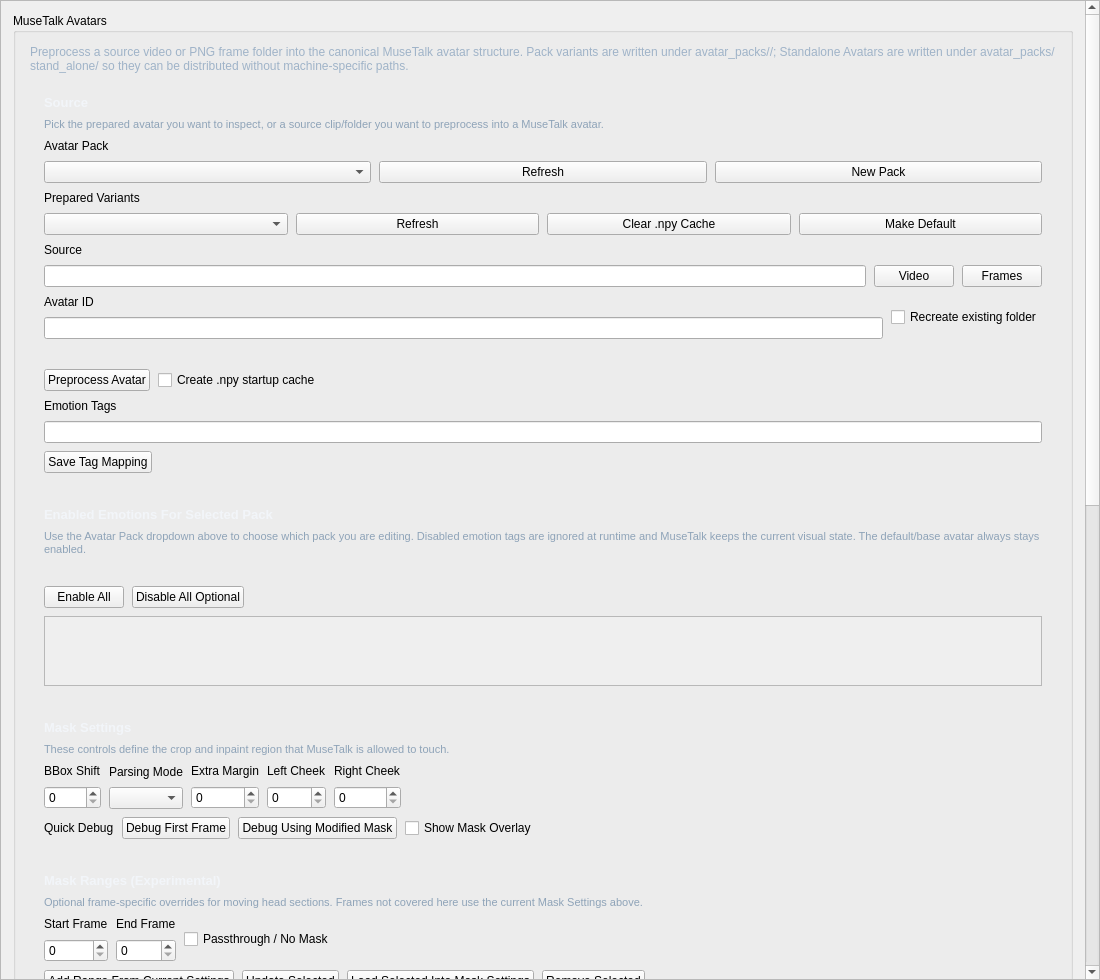
This is addons/musetalk_preprocess/ui/musetalk_preprocess.ui in Rakile/NeuralCompanion as Qt 5 draws it before an edit. The edited form follows.
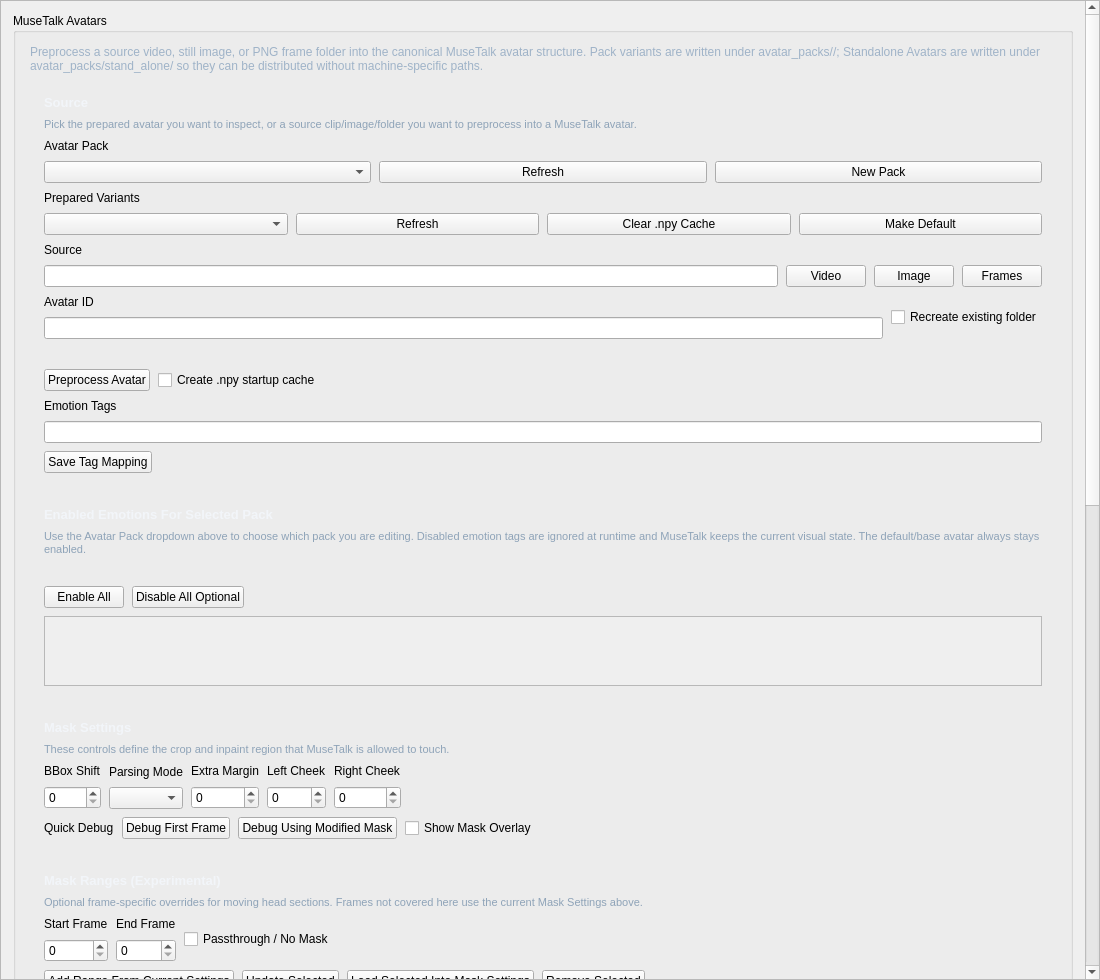
This is the edited form.

Commit message: Support still-image MuseTalk avatars and fix Visual Reply runtime tabs

```diff
--- a/addons/musetalk_preprocess/ui/musetalk_preprocess.ui
+++ b/addons/musetalk_preprocess/ui/musetalk_preprocess.ui
@@ -46,7 +46,7 @@
           <item>
            <widget class="QLabel" name="musetalk_intro_label">
             <property name="styleSheet"><string notr="true">color: #9fb3c8;</string></property>
-            <property name="text"><string>Preprocess a source video or PNG frame folder into the canonical MuseTalk avatar structure. Pack variants are written under avatar_packs/&lt;pack&gt;/&lt;avatar_id&gt;; Standalone Avatars are written under avatar_packs/stand_alone/&lt;avatar_id&gt; so they can be distributed without machine-specific paths.</string></property>
+               <property name="text"><string>Preprocess a source video, still image, or PNG frame folder into the canonical MuseTalk avatar structure. Pack variants are written under avatar_packs/&lt;pack&gt;/&lt;avatar_id&gt;; Standalone Avatars are written under avatar_packs/stand_alone/&lt;avatar_id&gt; so they can be distributed without machine-specific paths.</string></property>
             <property name="wordWrap"><bool>true</bool></property>
            </widget>
           </item>
@@ -68,7 +68,7 @@
              <item>
               <widget class="QLabel" name="musetalk_source_description">
                <property name="styleSheet"><string notr="true">color: #8ea3b8; font-size: 11px;</string></property>
-               <property name="text"><string>Pick the prepared avatar you want to inspect, or a source clip/folder you want to preprocess into a MuseTalk avatar.</string></property>
+               <property name="text"><string>Pick the prepared avatar you want to inspect, or a source clip/image/folder you want to preprocess into a MuseTalk avatar.</string></property>
                <property name="wordWrap"><bool>true</bool></property>
               </widget>
              </item>
@@ -94,6 +94,7 @@
               <layout class="QHBoxLayout" name="musetalk_source_row">
                <item><widget class="QLineEdit" name="musetalk_source_edit"/></item>
                <item><widget class="QPushButton" name="btn_musetalk_source_video"><property name="text"><string>Video</string></property></widget></item>
+               <item><widget class="QPushButton" name="btn_musetalk_source_image"><property name="text"><string>Image</string></property></widget></item>
                <item><widget class="QPushButton" name="btn_musetalk_source_folder"><property name="text"><string>Frames</string></property></widget></item>
               </layout>
              </item>
```
The commit also changes 5 other files.
